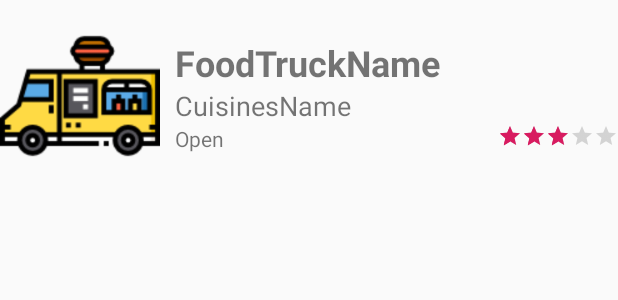
After one commit to Engineering2018-PaJaMa/TrackFoodTruck, an Android app: the layout listview_row.xml on its own in the app's theme, with its tools: preview values and no code run, on a phone screen of 412 x 824 dp. The commit adds this screen. Shown: the top 300 px of the screen. Run offline under Robolectric (Android 15) with nearby library versions, the phone set to English and light mode, and no system bars.

Commit message:
Add foodtruck list

```diff
--- a/app/build.gradle
+++ b/app/build.gradle
@@ -38,6 +38,6 @@ dependencies {
 	androidTestImplementation 'com.android.support.test:runner:1.0.2'
 	androidTestImplementation 'com.android.support.test.espresso:espresso-core:3.0.2'
 	implementation 'com.android.support:design:28.0.0-rc01'
-	compile 'org.springframework.android:spring-android-rest-template:1.0.1.RELEASE'
-	compile 'com.fasterxml.jackson.core:jackson-databind:2.3.2'
+	implementation 'org.springframework.android:spring-android-rest-template:1.0.1.RELEASE'
+	implementation 'com.fasterxml.jackson.core:jackson-databind:2.3.2'
 }
--- a/app/src/main/res/layout/fragment_favourite.xml
+++ b/app/src/main/res/layout/fragment_favourite.xml
@@ -1,14 +1,13 @@
 <?xml version="1.0" encoding="utf-8"?>
-<FrameLayout xmlns:android="http://schemas.android.com/apk/res/android"
-             xmlns:tools="http://schemas.android.com/tools"
-             android:layout_width="match_parent"
-             android:layout_height="match_parent"
-             tools:context=".Fragments.FavouriteFragment">
+<android.support.constraint.ConstraintLayout xmlns:android="http://schemas.android.com/apk/res/android"
+                                             xmlns:tools="http://schemas.android.com/tools"
+                                             android:layout_width="match_parent"
+                                             android:layout_height="match_parent"
+                                             tools:context=".Fragments.FavouriteFragment" android:id="@+id/frameLayout">
 
 	<!-- TODO: Update blank fragment layout -->
-	<TextView
-		android:layout_width="match_parent"
-		android:layout_height="match_parent"
-		android:text="Favourite" />
 
-</FrameLayout>
+	<ListView
+			android:layout_width="match_parent"
+			android:layout_height="match_parent" android:id="@+id/favouriteListView"/>
+</android.support.constraint.ConstraintLayout>
--- /dev/null
+++ b/app/src/main/res/layout/listview_row.xml
@@ -0,0 +1,53 @@
+<?xml version="1.0" encoding="utf-8"?>
+<LinearLayout xmlns:android="http://schemas.android.com/apk/res/android"
+              xmlns:app="http://schemas.android.com/apk/res-auto"
+              android:layout_width="match_parent"
+              android:layout_height="wrap_content"
+              android:orientation="horizontal">
+
+	<ImageView
+			android:id="@+id/foodTruckimageView"
+			android:layout_width="wrap_content"
+			android:layout_height="wrap_content"
+			android:layout_weight="1"
+			app:srcCompat="@drawable/foodtrucksample"/>
+
+	<LinearLayout
+			android:layout_width="match_parent"
+			android:layout_height="match_parent"
+			android:layout_gravity="center_vertical"
+			android:layout_weight="5"
+			android:gravity="center_vertical"
+			android:orientation="vertical" android:layout_marginLeft="10dp">
+
+		<TextView
+				android:id="@+id/foodTruckNameTextView"
+				android:layout_width="match_parent"
+				android:layout_height="wrap_content"
+				android:text="FoodTruckName"
+				android:textSize="24sp"
+				android:textStyle="bold"/>
+
+		<TextView
+				android:id="@+id/foodTruckInfoTextView"
+				android:layout_width="match_parent"
+				android:layout_height="wrap_content"
+				android:text="CuisinesName"
+				android:textSize="18sp"/>
+		<LinearLayout
+				android:orientation="horizontal"
+				android:layout_width="match_parent"
+				android:layout_height="wrap_content">
+			<TextView
+					android:text="Open"
+					android:layout_width="wrap_content"
+					android:layout_height="wrap_content"
+					android:id="@+id/openCloseTextView" android:layout_weight="50"/>
+			<RatingBar
+					android:layout_width="wrap_content"
+					android:layout_height="wrap_content"
+					style="?android:attr/ratingBarStyleSmall"
+					android:id="@+id/ratingBar" android:numStars="5" android:rating="3"/>
+		</LinearLayout>
+	</LinearLayout>
+</LinearLayout>
```
Also changed, not shown: app/src/main/res/drawable/foodtrucksample.png (added).
